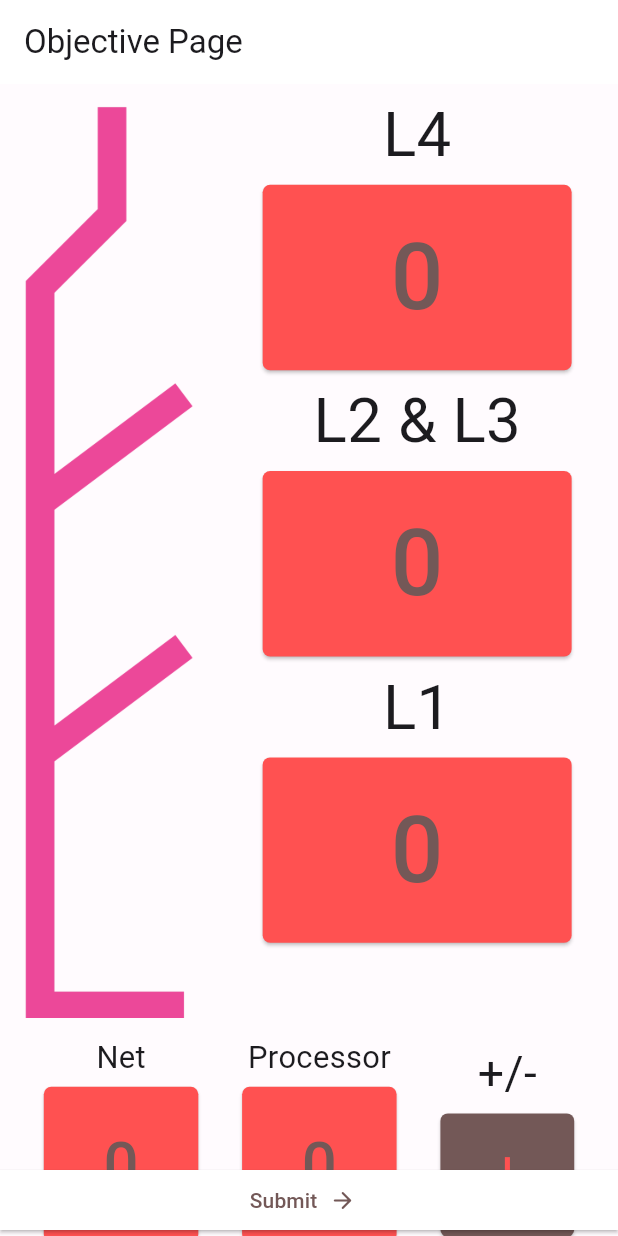
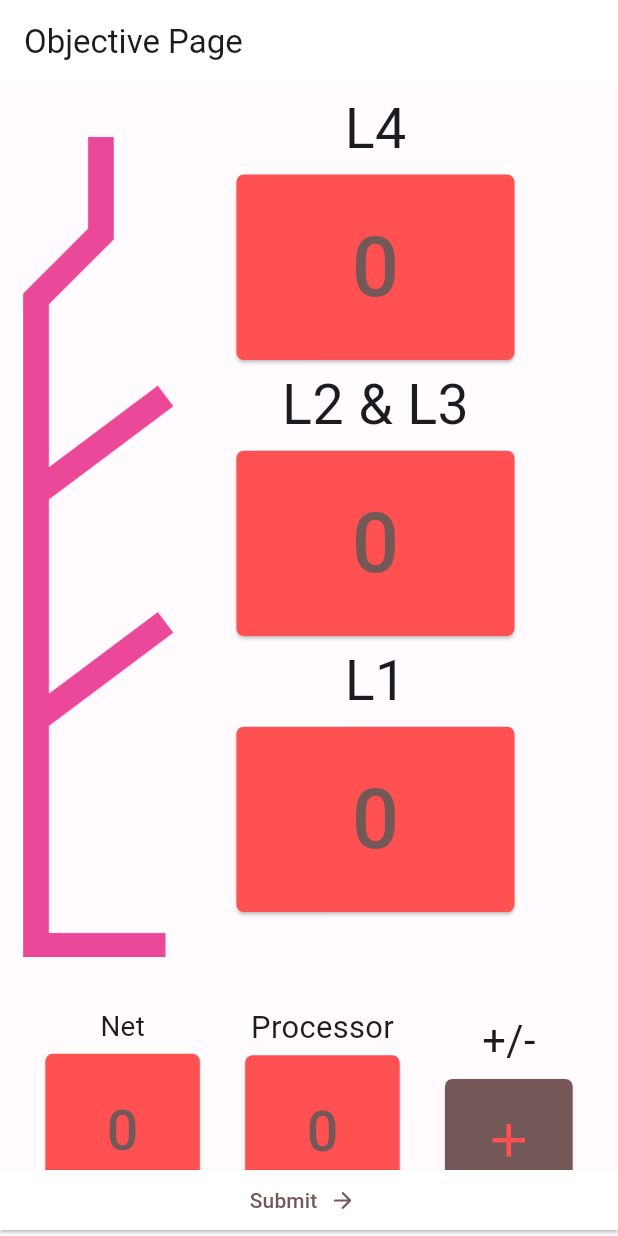
Before and after one commit to Ambitious-Jay/frc-scouting-demo, a Flutter app: the screen it shows after launch, on a phone screen of 412 x 824 dp. Run offline on Flutter 3.47's test engine with Material 3 defaults, Android fonts, the phone set to English and light mode, and no system bars.

Commit message:
made objective_page SE-proof
based things off height not width

```diff
--- a/lib/objective_page.dart
+++ b/lib/objective_page.dart
@@ -34,7 +34,7 @@ class _ObjectivePageState extends State<ObjectivePage> {
     }
     return Icon(iconData,
         color: Theme.of(context).colorScheme.primary,
-        size: MediaQuery.of(context).size.width * 0.1);
+        size: MediaQuery.of(context).size.height * 0.45 * 0.1);
   }
 
   //methods to update counters up or down based on negative toggle
@@ -96,6 +96,7 @@ class _ObjectivePageState extends State<ObjectivePage> {
 
   @override
   Widget build(BuildContext context) {
+    double height = MediaQuery.of(context).size.height;
     return Scaffold(
       appBar: AppBar(
         backgroundColor: Theme.of(context).colorScheme.inversePrimary,
@@ -109,27 +110,25 @@ class _ObjectivePageState extends State<ObjectivePage> {
             // mainAxisAlignment: MainAxisAlignment.spaceEvenly,
             children: [
               SizedBox(
-                  width: MediaQuery.of(context).size.width * 0.375,
+                  width: height * 0.45 * 0.375,
                   child: const Image(
                     //reef photo
                     image: AssetImage('assets/reef.png'),
                     fit: BoxFit.contain,
                   )),
               SizedBox(
-                width: MediaQuery.of(context).size.width * 0.05,
+                width: height * 0.45 * 0.05,
               ),
               Column(
                 mainAxisAlignment: MainAxisAlignment.spaceEvenly,
                 children: [
                   // SizedBox(
-                  //   height: MediaQuery.of(context).size.height * 0.05,
+                  //   height: height * 0.05,
                   // ),
                   Padding(
-                    padding: EdgeInsets.all(
-                        MediaQuery.of(context).size.width * 0.01),
+                    padding: EdgeInsets.all(height * 0.45 * 0.01),
                     child: Text("L4",
-                        style: TextStyle(
-                            fontSize: MediaQuery.of(context).size.width * 0.1)),
+                        style: TextStyle(fontSize: height * 0.45 * 0.1)),
                   ),
                   ElevatedButton(
                       style: ElevatedButton.styleFrom(
@@ -138,30 +137,24 @@ class _ObjectivePageState extends State<ObjectivePage> {
                           foregroundColor:
                               Theme.of(context).colorScheme.secondary,
                           // minimumSize: const Size.square(70),
-                          minimumSize: Size(
-                              MediaQuery.of(context).size.width * 0.5,
-                              MediaQuery.of(context).size.height * 0.15),
+                          minimumSize: Size(height * 0.225, height * 0.15),
                           shape: RoundedRectangleBorder(
                               borderRadius: BorderRadius.circular(5))),
                       onPressed: updateL4,
                       child: Text('$l4Counter',
-                          style: TextStyle(
-                              fontSize:
-                                  MediaQuery.of(context).size.width * 0.15))),
+                          style: TextStyle(fontSize: height * 0.45 * 0.15))),
                   // LabeledButton(
                   //     label: "L4",
                   //     buttonContent: l4Counter,
                   //     functionOnTap: updateL4),
                   // const Spacer(),
                   // SizedBox(
-                  //   height: MediaQuery.of(context).size.height * 0.075,
+                  //   height: height * 0.075,
                   // ),
                   Padding(
-                    padding: EdgeInsets.all(
-                        MediaQuery.of(context).size.width * 0.01),
+                    padding: EdgeInsets.all(height * 0.45 * 0.01),
                     child: Text("L2 & L3",
-                        style: TextStyle(
-                            fontSize: MediaQuery.of(context).size.width * 0.1)),
+                        style: TextStyle(fontSize: height * 0.45 * 0.1)),
                   ),
                   ElevatedButton(
                       style: ElevatedButton.styleFrom(
@@ -170,30 +163,24 @@ class _ObjectivePageState extends State<ObjectivePage> {
                           foregroundColor:
                               Theme.of(context).colorScheme.secondary,
                           // minimumSize: const Size.square(70),
-                          minimumSize: Size(
-                              MediaQuery.of(context).size.width * 0.5,
-                              MediaQuery.of(context).size.height * 0.15),
+                          minimumSize: Size(height * 0.45 * 0.5, height * 0.15),
                           shape: RoundedRectangleBorder(
                               borderRadius: BorderRadius.circular(5))),
                       onPressed: updateL2L3,
                       child: Text('$l2l3Counter',
-                          style: TextStyle(
-                              fontSize:
-                                  MediaQuery.of(context).size.width * 0.15))),
+                          style: TextStyle(fontSize: height * 0.45 * 0.15))),
                   // LabeledButton(
                   //     label: "L2/L3",
                   //     buttonContent: l2l3Counter,
                   //     functionOnTap: updateL2L3),
                   // const Spacer(),
                   Padding(
-                    padding: EdgeInsets.all(
-                        MediaQuery.of(context).size.width * 0.01),
+                    padding: EdgeInsets.all(height * 0.45 * 0.01),
                     child: Text("L1",
-                        style: TextStyle(
-                            fontSize: MediaQuery.of(context).size.width * 0.1)),
+                        style: TextStyle(fontSize: height * 0.45 * 0.1)),
                   ),
                   // SizedBox(
-                  //   height: MediaQuery.of(context).size.height * 0.075,
+                  //   height: height * 0.075,
                   // ),
                   ElevatedButton(
                       style: ElevatedButton.styleFrom(
@@ -202,29 +189,25 @@ class _ObjectivePageState extends State<ObjectivePage> {
                           foregroundColor:
                               Theme.of(context).colorScheme.secondary,
                           // minimumSize: const Size.square(70),
-                          minimumSize: Size(
-                              MediaQuery.of(context).size.width * 0.5,
-                              MediaQuery.of(context).size.height * 0.15),
+                          minimumSize: Size(height * 0.45 * 0.5, height * 0.15),
                           shape: RoundedRectangleBorder(
                               borderRadius: BorderRadius.circular(5))),
                       onPressed: updateL1,
                       child: Text('$l1Counter',
-                          style: TextStyle(
-                              fontSize:
-                                  MediaQuery.of(context).size.width * 0.15))),
+                          style: TextStyle(fontSize: height * 0.45 * 0.15))),
                   // LabeledButton(
                   //     label: "L1",
                   //     buttonContent: l1Counter,
                   //     functionOnTap: updateL1),
                   SizedBox(
-                    height: MediaQuery.of(context).size.height * 0.075,
+                    height: height * 0.075,
                   ),
                 ],
               ),
             ],
           ),
           // SizedBox(
-          //   height: MediaQuery.of(context).size.height * 0.0375,
+          //   height: height * 0.0375,
           // ),
           Row(
             mainAxisAlignment: MainAxisAlignment.spaceEvenly,
@@ -232,12 +215,9 @@ class _ObjectivePageState extends State<ObjectivePage> {
               Column(
                 children: [
                   Padding(
-                    padding: EdgeInsets.only(
-                        bottom: MediaQuery.of(context).size.width * 0.0125),
+                    padding: EdgeInsets.only(bottom: height * 0.45 * 0.0125),
                     child: Text("Net",
-                        style: TextStyle(
-                            fontSize:
-                                MediaQuery.of(context).size.width * 0.05)),
+                        style: TextStyle(fontSize: height * 0.45 * 0.05)),
                   ),
                   ElevatedButton(
                       style: ElevatedButton.styleFrom(
@@ -245,16 +225,12 @@ class _ObjectivePageState extends State<ObjectivePage> {
                               Theme.of(context).colorScheme.primary,
                           foregroundColor:
                               Theme.of(context).colorScheme.secondary,
-                          minimumSize: Size(
-                              MediaQuery.of(context).size.height * 0.125,
-                              MediaQuery.of(context).size.height * 0.125),
+                          minimumSize: Size(height * 0.125, height * 0.125),
                           shape: RoundedRectangleBorder(
                               borderRadius: BorderRadius.circular(5))),
                       onPressed: updateNet,
                       child: Text('$netCounter',
-                          style: TextStyle(
-                              fontSize:
-                                  MediaQuery.of(context).size.width * 0.1))),
+                          style: TextStyle(fontSize: height * 0.45 * 0.1))),
                 ],
               ),
               // LabeledButton(
@@ -264,12 +240,9 @@ class _ObjectivePageState extends State<ObjectivePage> {
               Column(
                 children: [
                   Padding(
-                    padding: EdgeInsets.only(
-                        bottom: MediaQuery.of(context).size.width * 0.0125),
+                    padding: EdgeInsets.only(bottom: height * 0.45 * 0.0125),
                     child: Text("Processor",
-                        style: TextStyle(
-                            fontSize:
-                                MediaQuery.of(context).size.width * 0.05)),
+                        style: TextStyle(fontSize: height * 0.025)),
                   ),
                   ElevatedButton(
                       style: ElevatedButton.styleFrom(
@@ -277,16 +250,12 @@ class _ObjectivePageState extends State<ObjectivePage> {
                               Theme.of(context).colorScheme.primary,
                           foregroundColor:
                               Theme.of(context).colorScheme.secondary,
-                          minimumSize: Size(
-                              MediaQuery.of(context).size.height * 0.125,
-                              MediaQuery.of(context).size.height * 0.125),
+                          minimumSize: Size(height * 0.125, height * 0.125),
                           shape: RoundedRectangleBorder(
                               borderRadius: BorderRadius.circular(5))),
                       onPressed: updateProcessor,
                       child: Text('$processorCounter',
-                          style: TextStyle(
-                              fontSize:
-                                  MediaQuery.of(context).size.width * 0.1))),
+                          style: TextStyle(fontSize: height * 0.45 * 0.1))),
                 ],
               ),
               // LabeledButton(
@@ -296,12 +265,9 @@ class _ObjectivePageState extends State<ObjectivePage> {
               Column(
                 children: [
                   Padding(
-                    padding: EdgeInsets.only(
-                        bottom: MediaQuery.of(context).size.width * 0.0125),
+                    padding: EdgeInsets.only(bottom: height * 0.45 * 0.0125),
                     child: Text("+/-",
-                        style: TextStyle(
-                            fontSize:
-                                MediaQuery.of(context).size.width * 0.075)),
+                        style: TextStyle(fontSize: height * 0.45 * 0.075)),
                   ),
                   ElevatedButton(
                       style: ElevatedButton.styleFrom(
@@ -310,10 +276,10 @@ class _ObjectivePageState extends State<ObjectivePage> {
                           foregroundColor:
                               Theme.of(context).colorScheme.primary,
                           minimumSize: Size.square(
-                            MediaQuery.of(context).size.height * 0.1,
+                            height * 0.1,
                           ),
                           // minimumSize: Size(
-                          //     MediaQuery.of(context).size.height * 0.075,
+                          //     height * 0.075,
                           //     MediaQuery.of(context).size.height * 0.075),
                           shape: RoundedRectangleBorder(
                               borderRadius: BorderRadius.circular(5))),
```
